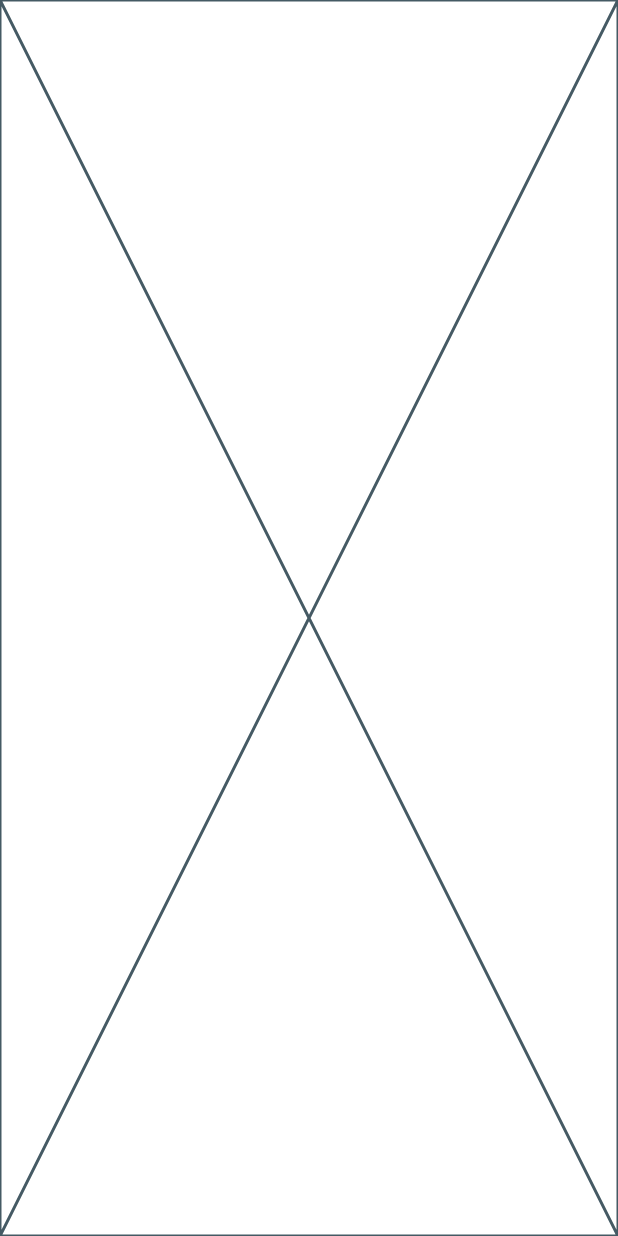
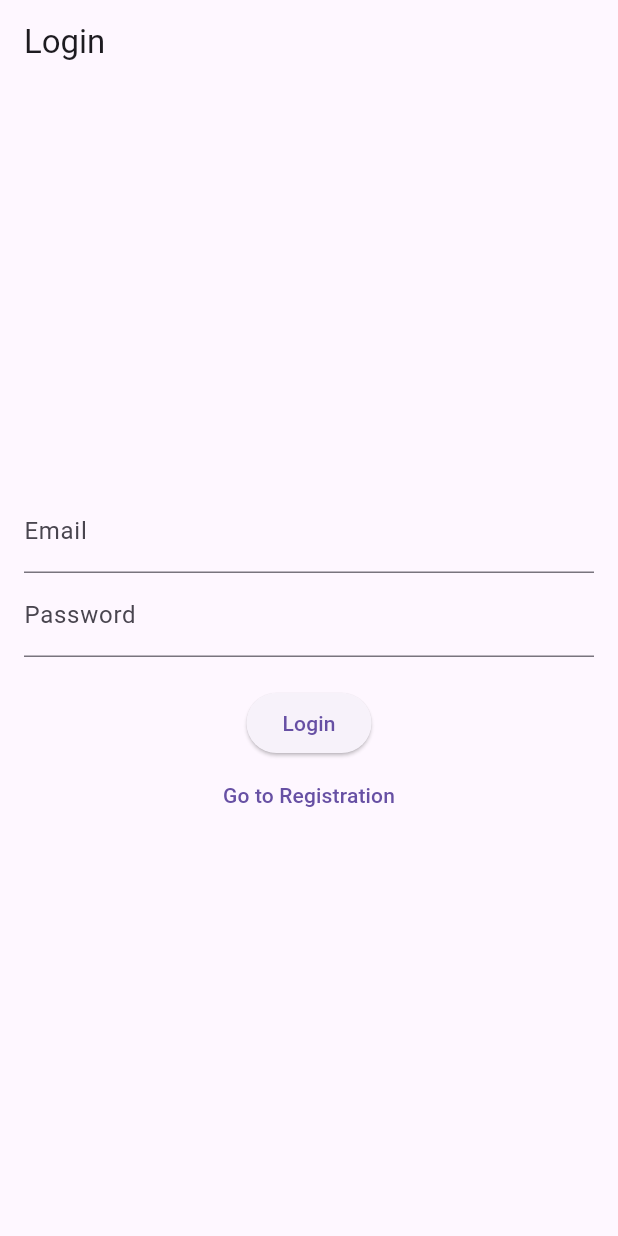
Before and after one commit to AdarshBajracharya/Infinistone, a Flutter app: the screen it shows after launch, on a phone screen of 412 x 824 dp. Run offline on Flutter 3.47's test engine with Material 3 defaults, Android fonts, the phone set to English and light mode, and no system bars.

Commit message:
login page prototype

```diff
--- a/lib/view/login_view.dart
+++ b/lib/view/login_view.dart
@@ -1,15 +1,44 @@
 import 'package:flutter/material.dart';
 
-class LoginView extends StatefulWidget {
+class LoginView extends StatelessWidget {
   const LoginView({super.key});
 
   @override
-  State<LoginView> createState() => _LoginViewState();
-}
+  Widget build(BuildContext context) {
+    TextEditingController emailController = TextEditingController();
+    TextEditingController passwordController = TextEditingController();
 
-class _LoginViewState extends State<LoginView> {
-  @override
-  Widget build(BuildContext context) {
-    return const Placeholder();
+    return Scaffold(
+      appBar: AppBar(title: const Text("Login")),
+      body: Padding(
+        padding: const EdgeInsets.all(16.0),
+        child: Column(
+          mainAxisAlignment: MainAxisAlignment.center,
+          children: [
+            TextField(
+              controller: emailController,
+              decoration: const InputDecoration(labelText: "Email"),
+              keyboardType: TextInputType.emailAddress,
+            ),
+            TextField(
+              controller: passwordController,
+              decoration: const InputDecoration(labelText: "Password"),
+              obscureText: true,
+            ),
+            const SizedBox(height: 20),
+            ElevatedButton(
+              onPressed: () {},
+              child: const Text("Login"),
+            ),
+            TextButton(
+              onPressed: () {
+                Navigator.pushNamed(context, '/register');
+              },
+              child: const Text("Go to Registration"),
+            ),
+          ],
+        ),
+      ),
+    );
   }
 }
```
